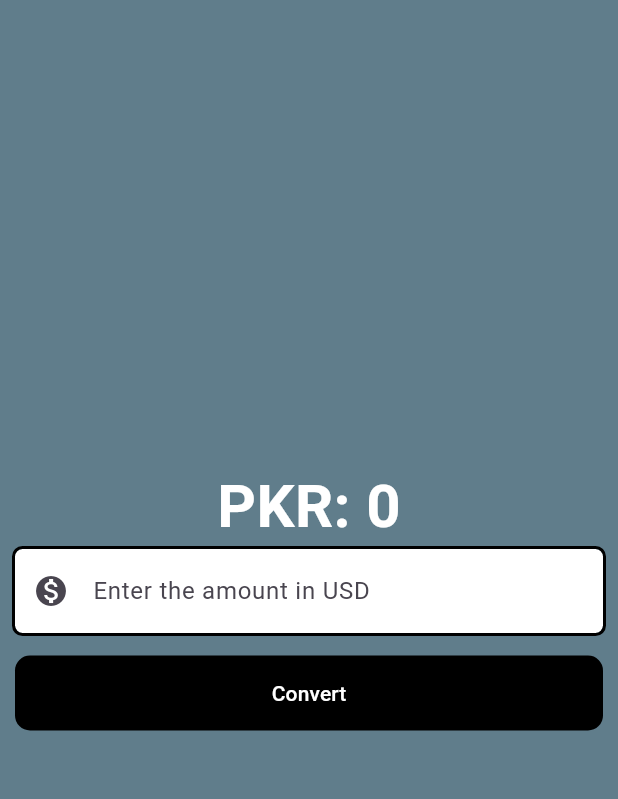
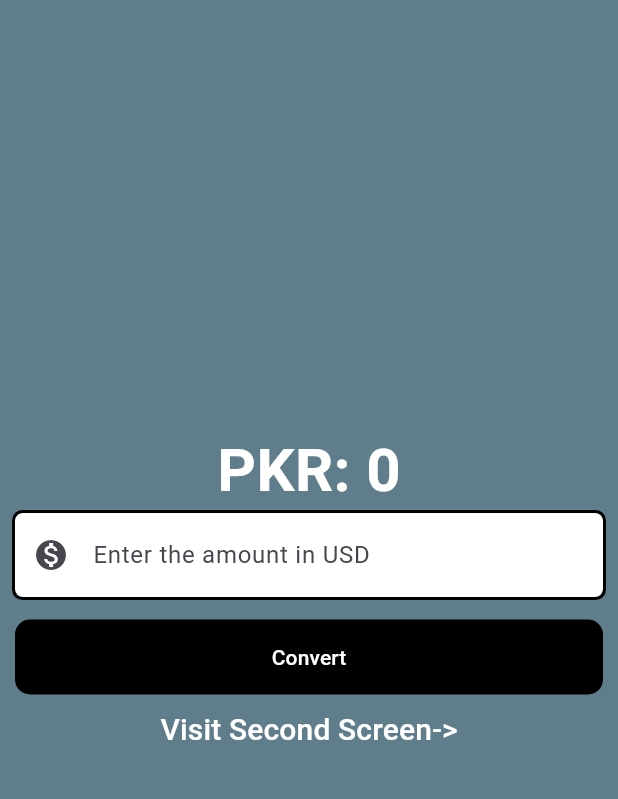
Before and after one commit to jamalkhanjay/currency_converter, a Flutter app: the screen it shows after launch, on a phone screen of 412 x 824 dp, the part 63-862 px from its top. Run offline on Flutter 3.47's test engine with Material 3 defaults, Android fonts, the phone set to English and light mode, and no system bars.

Commit message:
second screen button added

```diff
--- a/lib/currency_first_file.dart
+++ b/lib/currency_first_file.dart
@@ -1,3 +1,4 @@
+import 'package:currency_converter/second_screen.dart';
 import 'package:flutter/material.dart';
 
 class CurrencyFirstFile extends StatefulWidget {
@@ -132,7 +133,22 @@ class _CurrencyFirstFileState extends State<CurrencyFirstFile> {
                 // ),
 
                 child: Text("Convert"),
-              )
+              ),
+              TextButton(
+                onPressed: () {
+                  Navigator.of(context).push(
+                    MaterialPageRoute(
+                      builder: (builder) {
+                        return SecondScreen();
+                      },
+                    ),
+                  );
+                },
+                child: Text(
+                  'Visit Second Screen->',
+                  style: TextStyle(fontSize: 20, color: Colors.white),
+                ),
+              ),
             ],
           ),
         ),
```
